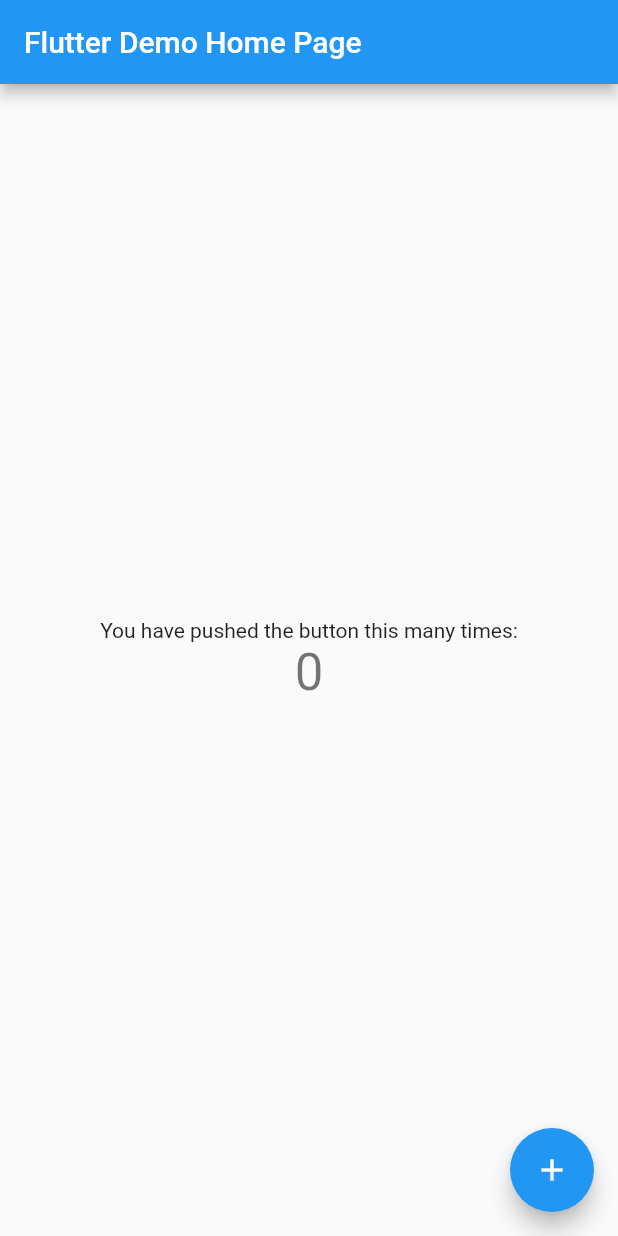
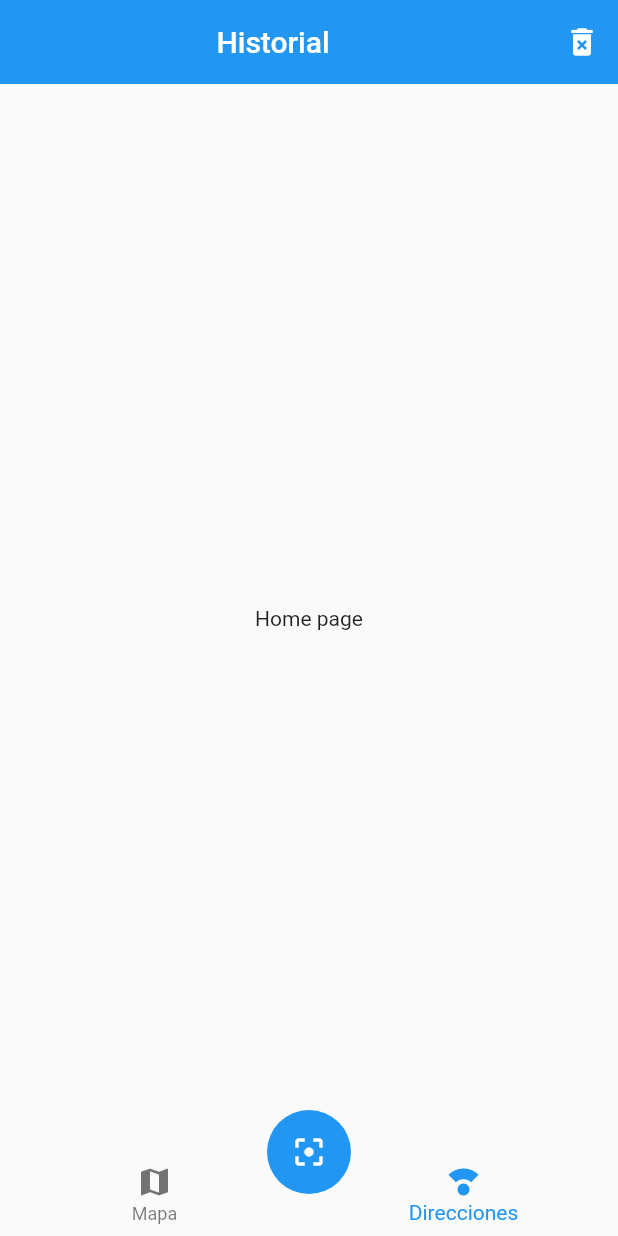
Before and after one commit to Antoniojesus1999/lector_qr, a Flutter app: the screen it shows after launch, on a phone screen of 412 x 824 dp. Run offline on Flutter 3.47's test engine with Material 2 defaults, Android fonts, the light colour scheme and no system bars.

Commit message:
Inicio proyecto qr diseño de la aplicación

```diff
--- a/lib/main.dart
+++ b/lib/main.dart
@@ -1,115 +1,22 @@
 import 'package:flutter/material.dart';
+import 'package:lector_qr/pages/home_page.dart';
+import 'package:lector_qr/pages/mapa_page.dart';
 
-void main() {
-  runApp(const MyApp());
-}
+void main() => runApp(const MyApp());
 
 class MyApp extends StatelessWidget {
-  const MyApp({Key? key}) : super(key: key);
+  const MyApp({super.key});
 
-  // This widget is the root of your application.
   @override
   Widget build(BuildContext context) {
     return MaterialApp(
-      title: 'Flutter Demo',
-      theme: ThemeData(
-        // This is the theme of your application.
-        //
-        // Try running your application with "flutter run". You'll see the
-        // application has a blue toolbar. Then, without quitting the app, try
-        // changing the primarySwatch below to Colors.green and then invoke
-        // "hot reload" (press "r" in the console where you ran "flutter run",
-        // or simply save your changes to "hot reload" in a Flutter IDE).
-        // Notice that the counter didn't reset back to zero; the application
-        // is not restarted.
-        primarySwatch: Colors.blue,
-      ),
-      home: const MyHomePage(title: 'Flutter Demo Home Page'),
+      debugShowCheckedModeBanner: false,
+      title: 'QA Reader',
+      initialRoute: 'home',
+      routes: {
+        'home': (_) => HomePage(),
+        'mapa': (_) => MapaPage(),
+      },
     );
   }
 }
-
-class MyHomePage extends StatefulWidget {
-  const MyHomePage({Key? key, required this.title}) : super(key: key);
-
-  // This widget is the home page of your application. It is stateful, meaning
-  // that it has a State object (defined below) that contains fields that affect
-  // how it looks.
-
-  // This class is the configuration for the state. It holds the values (in this
-  // case the title) provided by the parent (in this case the App widget) and
-  // used by the build method of the State. Fields in a Widget subclass are
-  // always marked "final".
-
-  final String title;
-
-  @override
-  State<MyHomePage> createState() => _MyHomePageState();
-}
-
-class _MyHomePageState extends State<MyHomePage> {
-  int _counter = 0;
-
-  void _incrementCounter() {
-    setState(() {
-      // This call to setState tells the Flutter framework that something has
-      // changed in this State, which causes it to rerun the build method below
-      // so that the display can reflect the updated values. If we changed
-      // _counter without calling setState(), then the build method would not be
-      // called again, and so nothing would appear to happen.
-      _counter++;
-    });
-  }
-
-  @override
-  Widget build(BuildContext context) {
-    // This method is rerun every time setState is called, for instance as done
-    // by the _incrementCounter method above.
-    //
-    // The Flutter framework has been optimized to make rerunning build methods
-    // fast, so that you can just rebuild anything that needs updating rather
-    // than having to individually change instances of widgets.
-    return Scaffold(
-      appBar: AppBar(
-        // Here we take the value from the MyHomePage object that was created by
-        // the App.build method, and use it to set our appbar title.
-        title: Text(widget.title),
-      ),
-      body: Center(
-        // Center is a layout widget. It takes a single child and positions it
-        // in the middle of the parent.
-        child: Column(
-          // Column is also a layout widget. It takes a list of children and
-          // arranges them vertically. By default, it sizes itself to fit its
-          // children horizontally, and tries to be as tall as its parent.
-          //
-          // Invoke "debug painting" (press "p" in the console, choose the
-          // "Toggle Debug Paint" action from the Flutter Inspector in Android
-          // Studio, or the "Toggle Debug Paint" command in Visual Studio Code)
-          // to see the wireframe for each widget.
-          //
-          // Column has various properties to control how it sizes itself and
-          // how it positions its children. Here we use mainAxisAlignment to
-          // center the children vertically; the main axis here is the vertical
-          // axis because Columns are vertical (the cross axis would be
-          // horizontal).
-          mainAxisAlignment: MainAxisAlignment.center,
-          children: <Widget>[
-            const Text(
-              'You have pushed the button this many times:',
-            ),
-            Text(
-              '$_counter',
-              style: Theme.of(context).textTheme.headline4,
-            ),
-          ],
-        ),
-      ),
-      floatingActionButton: FloatingActionButton(
-        onPressed: _incrementCounter,
-        tooltip: 'Increment',
-        child: const Icon(Icons.add),
-      ), // This trailing comma makes auto-formatting nicer for build methods.
-    );
-  }
-}
--- /dev/null
+++ b/lib/pages/home_page.dart
@@ -0,0 +1,25 @@
+import 'package:flutter/material.dart';
+import 'package:lector_qr/widgets/custom_navigator_bar.dart';
+import 'package:lector_qr/widgets/scan_button.dart';
+
+class HomePage extends StatelessWidget {
+  const HomePage({Key? key}) : super(key: key);
+
+  @override
+  Widget build(BuildContext context) {
+    return Scaffold(
+      appBar: AppBar(
+          title: const Center(child: Text('Historial')),
+          elevation: 0,
+          actions: [
+            IconButton(onPressed: () {}, icon: const Icon(Icons.delete_forever))
+          ]),
+      body: const Center(
+        child: Text('Home page'),
+      ),
+      bottomNavigationBar: const CustomNaviagtorBar(),
+      floatingActionButton: const ScanButton(),
+      floatingActionButtonLocation: FloatingActionButtonLocation.centerDocked,
+    );
+  }
+}
--- /dev/null
+++ b/lib/pages/mapa_page.dart
@@ -0,0 +1,12 @@
+import 'package:flutter/material.dart';
+
+class MapaPage extends StatelessWidget {
+  @override
+  Widget build(BuildContext context) {
+    return Scaffold(
+      body: Center(
+        child: Text('Mapa page'),
+      ),
+    );
+  }
+}
--- /dev/null
+++ b/lib/widgets/custom_navigator_bar.dart
@@ -0,0 +1,14 @@
+import 'package:flutter/material.dart';
+
+class CustomNaviagtorBar extends StatelessWidget {
+  const CustomNaviagtorBar({super.key});
+
+  @override
+  Widget build(BuildContext context) {
+    return BottomNavigationBar(currentIndex: 1, elevation: 0, items: const [
+      BottomNavigationBarItem(icon: Icon(Icons.map), label: 'Mapa'),
+      BottomNavigationBarItem(
+          icon: Icon(Icons.compass_calibration), label: 'Direcciones')
+    ]);
+  }
+}
--- /dev/null
+++ b/lib/widgets/scan_button.dart
@@ -0,0 +1,14 @@
+import 'package:flutter/material.dart';
+
+class ScanButton extends StatelessWidget {
+  const ScanButton({super.key});
+
+  @override
+  Widget build(BuildContext context) {
+    return FloatingActionButton(
+      onPressed: () {},
+      elevation: 0,
+      child: Icon(Icons.filter_center_focus),
+    );
+  }
+}
```
Also changed, not shown: 1 other file.
